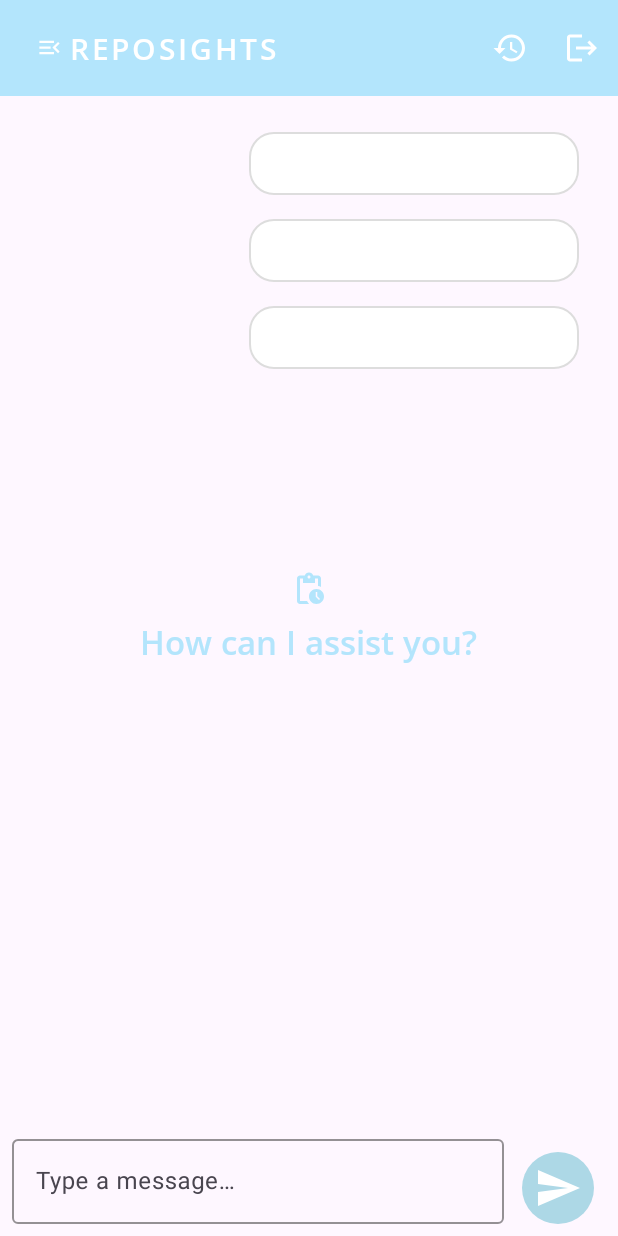
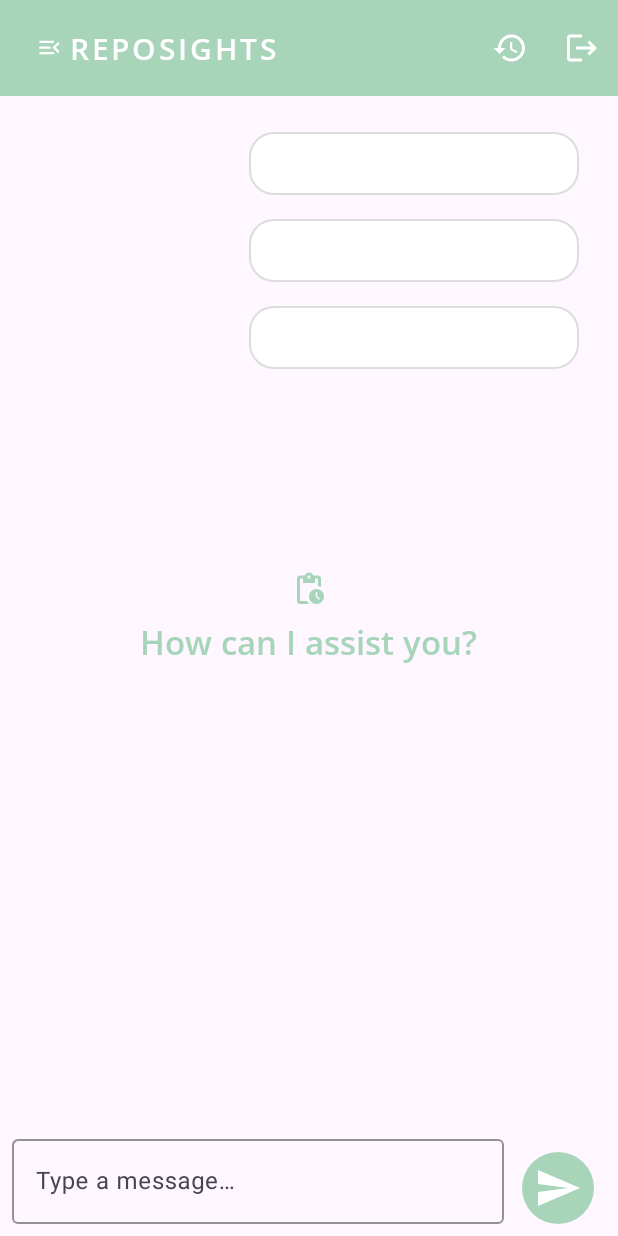
Before and after one commit to rayyanb572/RepoSight, an Android app: the layout activity_home.xml on its own in the app's theme, with its tools: preview values and no code run, on a phone screen of 412 x 824 dp. Run offline under Robolectric (Android 15) with nearby library versions, the phone set to English and light mode, and no system bars.

```diff
--- a/app/src/main/res/drawable/bubble_background_bot.xml
+++ b/app/src/main/res/drawable/bubble_background_bot.xml
@@ -1,6 +1,6 @@
 <shape xmlns:android="http://schemas.android.com/apk/res/android"
     android:shape="rectangle">
-    <solid android:color="#E0F7FA" /> <!-- A light blue background -->
+    <solid android:color="#D6F2E1" /> <!-- A light green background -->
     <corners android:radius="16dp" />
     <padding
         android:bottom="8dp"
--- a/app/src/main/res/drawable/circle_button_bg.xml
+++ b/app/src/main/res/drawable/circle_button_bg.xml
@@ -1,4 +1,4 @@
 <shape xmlns:android="http://schemas.android.com/apk/res/android">
-    <solid android:color="#ADD8E6" />
+    <solid android:color="#A8D5BA" />
     <corners android:radius="50dp" />
 </shape>
--- a/app/src/main/res/drawable/ic_clear.xml
+++ b/app/src/main/res/drawable/ic_clear.xml
@@ -5,6 +5,6 @@
     android:width="24dp">
 
     <path
-        android:fillColor="#87CEEB"
+        android:fillColor="#A8D5BA"
         android:pathData="M19,6.41L17.59,5 12,10.59 6.41,5 5,6.41 10.59,12 5,17.59 6.41,19 12,13.41 17.59,19 19,17.59 13.41,12z" />
 </vector>
--- a/app/src/main/res/drawable/ic_empty_chat.xml
+++ b/app/src/main/res/drawable/ic_empty_chat.xml
@@ -3,9 +3,9 @@
     android:width="24dp"
     android:viewportHeight="24"
     android:viewportWidth="24"
-    android:tint="@color/soft_blue">
+    android:tint="@color/soft_green">
 
     <path
-        android:fillColor="@color/soft_blue"
+        android:fillColor="@color/soft_green"
         android:pathData="M17,12c-2.76,0 -5,2.24 -5,5s2.24,5 5,5c2.76,0 5,-2.24 5,-5S19.76,12 17,12zM18.65,19.35l-2.15,-2.15V14h1v2.79l1.85,1.85L18.65,19.35zM18,3h-3.18C14.4,1.84 13.3,1 12,1S9.6,1.84 9.18,3H6C4.9,3 4,3.9 4,5v15c0,1.1 0.9,2 2,2h6.11c-0.59,-0.57 -1.07,-1.25 -1.42,-2H6V5h2v3h8V5h2v5.08c0.71,0.1 1.38,0.31 2,0.6V5C20,3.9 19.1,3 18,3zM12,5c-0.55,0 -1,-0.45 -1,-1c0,-0.55 0.45,-1 1,-1c0.55,0 1,0.45 1,1C13,4.55 12.55,5 12,5z" />
 </vector>
--- a/app/src/main/res/drawable/ic_search.xml
+++ b/app/src/main/res/drawable/ic_search.xml
@@ -5,6 +5,6 @@
     android:width="24dp">
 
     <path
-        android:fillColor="#87CEEB"
+        android:fillColor="#A8D5BA"
         android:pathData="M15.5,14h-0.79l-0.28,-0.27C15.41,12.59 16,11.11 16,9.5 16,5.91 13.09,3 9.5,3S3,5.91 3,9.5 5.91,16 9.5,16c1.61,0 3.09,-0.59 4.23,-1.57l0.27,0.28v0.79l5,4.99L20.49,19l-4.99,-5zM9.5,14C7.01,14 5,11.99 5,9.5S7.01,5 9.5,5 14,7.01 14,9.5 11.99,14 9.5,14z" />
 </vector>
--- a/app/src/main/res/layout/activity_home.xml
+++ b/app/src/main/res/layout/activity_home.xml
@@ -31,7 +31,7 @@
             android:layout_marginTop="8dp"
             android:textSize="22sp"
             android:fontFamily="@font/os_bold"
-            android:textColor="@color/soft_blue" />
+            android:textColor="@color/soft_green" />
     </RelativeLayout>
 
     <androidx.constraintlayout.widget.ConstraintLayout
@@ -143,7 +143,7 @@
                 android:layout_width="0dp"
                 android:layout_height="wrap_content"
                 android:layout_marginEnd="12dp"
-                app:boxStrokeColor="@color/blue"
+                app:boxStrokeColor="@color/dark_green"
                 app:layout_constraintBottom_toBottomOf="parent"
                 app:layout_constraintEnd_toStartOf="@id/sendButton"
                 app:layout_constraintStart_toStartOf="parent"
@@ -155,7 +155,7 @@
                     android:layout_height="wrap_content"
                     android:background="@null"
                     android:hint="@string/message"
-                    android:textColor="@color/soft_blue" />
+                    android:textColor="@color/dark_green" />
             </com.google.android.material.textfield.TextInputLayout>
 
             <ImageView
@@ -203,7 +203,7 @@
                 android:layout_marginBottom="16dp"
                 android:text="@string/document_search"
                 android:fontFamily="@font/os_bold"
-                android:textColor="@color/soft_blue"
+                android:textColor="@color/dark_green"
                 android:textAppearance="?attr/textAppearanceHeadline6"
                 tools:targetApi="o" />
 
@@ -222,7 +222,7 @@
                         android:layout_width="match_parent"
                         android:layout_height="wrap_content"
                         android:hint="@string/search_documents"
-                        android:textColor="@color/soft_blue"
+                        android:textColor="@color/dark_green"
                         android:paddingStart="48dp"
                         android:paddingEnd="48dp"
                         android:inputType="text"/>
--- a/app/src/main/res/layout/chat_bubble.xml
+++ b/app/src/main/res/layout/chat_bubble.xml
@@ -15,7 +15,7 @@
         android:layout_marginEnd="10dp"
         android:background="@drawable/bubble_background"
         android:padding="10dp"
-        android:textColor="@color/blue"
+        android:textColor="@color/dark_green"
         android:textSize="16sp" />
 
     <!-- Chat Bubble Bot -->
@@ -28,7 +28,7 @@
         android:layout_marginEnd="150dp"
         android:background="@drawable/bubble_background_bot"
         android:padding="10dp"
-        android:textColor="@color/blue"
+        android:textColor="@color/dark_green"
         android:textSize="16sp"
         android:visibility="gone" />
 </LinearLayout>
--- a/app/src/main/res/layout/item_chat_history.xml
+++ b/app/src/main/res/layout/item_chat_history.xml
@@ -28,7 +28,7 @@
         android:layout_height="wrap_content"
         android:text="@string/time"
         android:textSize="12sp"
-        android:textColor="@color/blue"
+        android:textColor="@color/dark_green"
         app:layout_constraintTop_toTopOf="parent"
         app:layout_constraintEnd_toEndOf="parent" />
 
--- a/app/src/main/res/layout/item_document.xml
+++ b/app/src/main/res/layout/item_document.xml
@@ -26,7 +26,7 @@
         <TextView
             android:id="@+id/documentUrl"
             android:textSize="14sp"
-            android:textColor="#1E88E5"
+            android:textColor="#005B2E"
             android:layout_width="wrap_content"
             android:layout_height="wrap_content"
             android:text="@string/document_url" />
--- a/app/src/main/res/values/colors.xml
+++ b/app/src/main/res/values/colors.xml
@@ -5,5 +5,9 @@
     <color name="blue">#8EC6FF</color>
     <color name="magenta_accent">#F78DD2</color>
 
+    <color name="soft_green">#A8D5BA</color>
+    <color name="dark_green">#005B2E</color>
+    <color name="light_green">#A9FBB8</color>
+    <color name="very_soft_green">#D6F2E1</color>
 
 </resources>
--- a/app/src/main/res/values/themes.xml
+++ b/app/src/main/res/values/themes.xml
@@ -1,14 +1,13 @@
 <resources>
     <!-- Base application theme -->
     <style name="Base.Theme.IPBgpt" parent="Theme.Material3.DayNight.NoActionBar">
-        <item name="colorPrimary">@color/soft_blue</item>
-        <item name="android:textColorPrimary">@color/magenta_accent</item>
-        <item name="android:textColorSecondary">@color/soft_blue</item>
+        <item name="colorPrimary">@color/soft_green</item>
+        <item name="android:textColorPrimary">@color/dark_green</item>
+        <item name="android:textColorSecondary">@color/light_green</item>
     </style>
 
-
     <style name="Theme.IPBgpt" parent="Base.Theme.IPBgpt">
-        <item name="android:textColor">@color/soft_blue</item>
+        <item name="android:textColor">@color/dark_green</item>
     </style>
 
     <!-- App container parent style -->
```
